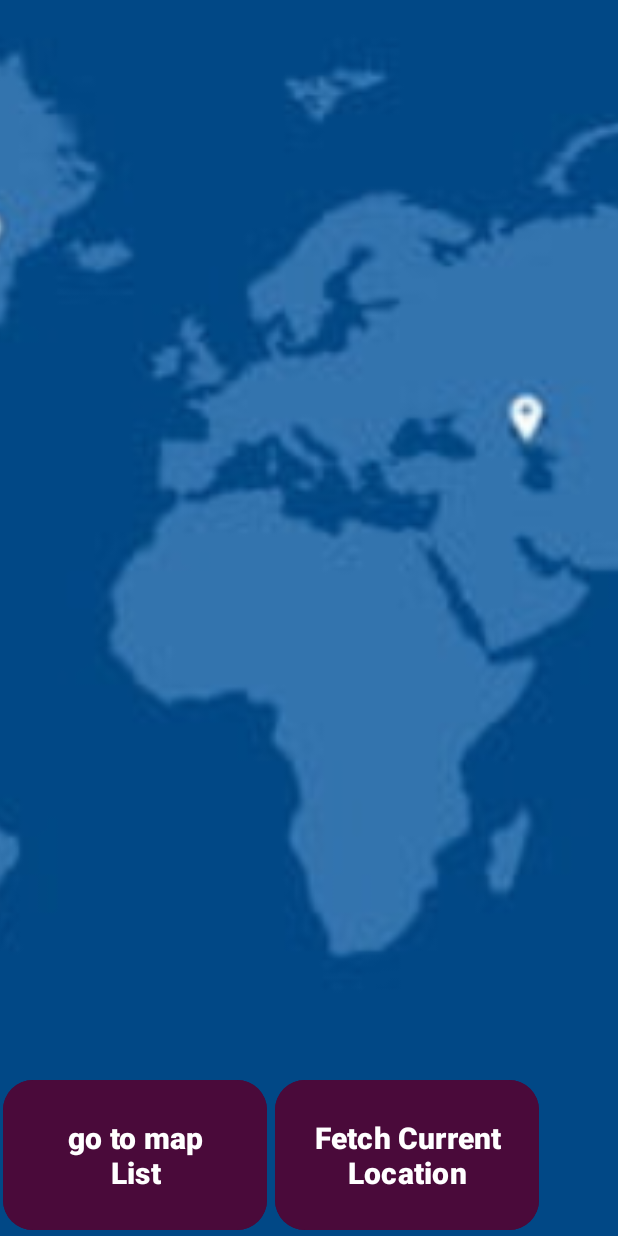
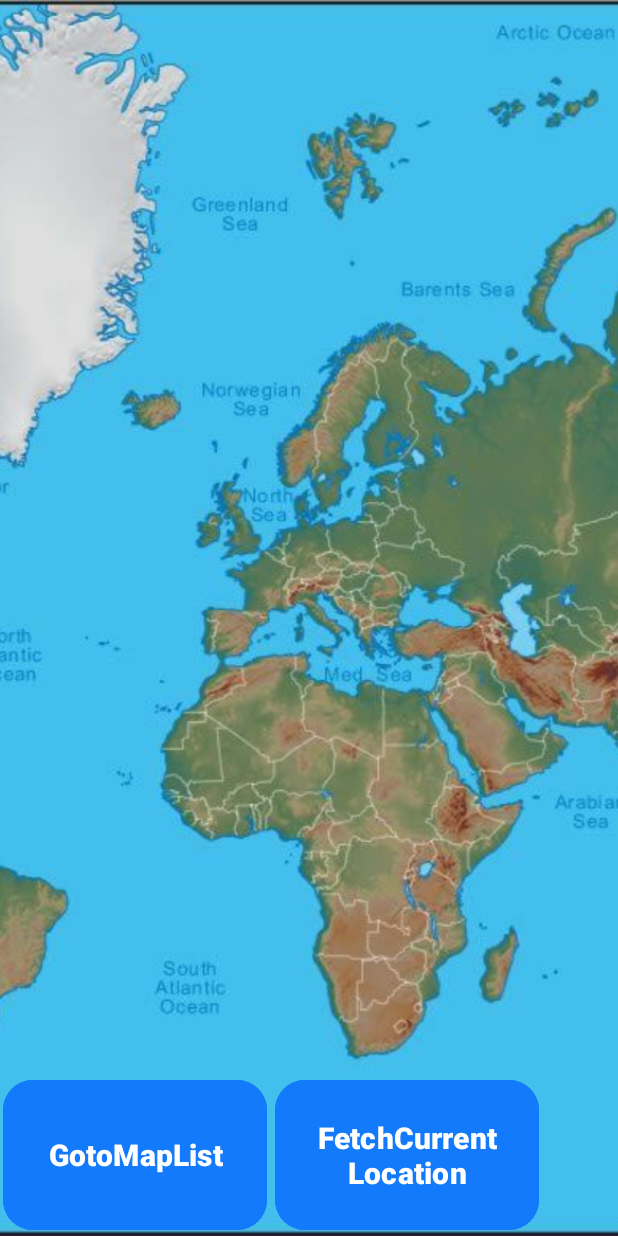
Before and after one commit to manikandanayyapppan/MapAssesmentTask, an Android app: the screen it shows after launch (MainActivity), on a phone screen of 412 x 824 dp. Run offline under Robolectric (Android 15) with nearby library versions, the light colour scheme and no system bars.

Commit message:
change the map code complited

```diff
--- a/app/src/main/res/layout/activity_main.xml
+++ b/app/src/main/res/layout/activity_main.xml
@@ -11,18 +11,18 @@
         android:layout_width="match_parent"
         android:layout_height="match_parent"
         android:scaleType="centerCrop"
-        android:src="@drawable/ic_imag" />
+        android:src="@drawable/image5"/>
 
 
     <com.google.android.material.button.MaterialButton
         android:layout_width="176dp"
         android:layout_height="108dp"
         android:id="@+id/uiBtnFetchLocation"
-        android:text="go to map List"
+        android:text="@string/GotoMapList"
         android:textSize="20sp"
         android:textStyle="bold"
         app:cornerRadius="20dp"
-        android:backgroundTint="@color/violet"
+        android:backgroundTint="@color/blue"
         android:layout_marginStart="2dp"
         android:textColor="@color/white"
         app:layout_constraintStart_toStartOf="parent"
@@ -31,10 +31,10 @@
         android:layout_width="176dp"
         android:layout_height="108dp"
         android:id="@+id/uiBtnMapList"
-        android:text="Fetch Current Location"
+        android:text="@string/FetchCurrentLocation"
         android:textSize="20sp"
         android:textStyle="bold"
-        android:backgroundTint="@color/violet"
+        android:backgroundTint="@color/blue"
         android:layout_marginStart="5dp"
         app:cornerRadius="20dp"
         android:textColor="@color/white"
--- a/app/src/main/res/layout/activity_map_list.xml
+++ b/app/src/main/res/layout/activity_map_list.xml
@@ -10,7 +10,7 @@
         android:id="@+id/uiToolBar"
         android:layout_height="wrap_content"
         app:layout_constraintTop_toTopOf="parent"
-        android:background="@color/plum_purple"
+        android:background="#ADD8E6"
         app:layout_constraintStart_toStartOf="parent"
         >
         <androidx.appcompat.widget.AppCompatImageView
@@ -19,7 +19,7 @@
             android:layout_height="wrap_content"
             android:layout_margin="16dp"
             android:src="@drawable/ic_back"
-            app:tint="@color/white"
+            app:tint="@color/black"
             app:layout_constraintTop_toTopOf="parent"
             app:layout_constraintStart_toStartOf="parent"/>
 
@@ -31,7 +31,7 @@
             android:textSize="20dp"
             android:textAlignment="center"
             android:maxLines="1"
-            android:textColor="@color/white"
+            android:textColor="@color/black"
             android:layout_marginEnd="20dp"
             app:layout_constraintStart_toStartOf="@id/uiIvBackButton"
             app:layout_constraintTop_toTopOf="@id/uiIvBackButton"
--- a/app/src/main/res/values/colors.xml
+++ b/app/src/main/res/values/colors.xml
@@ -29,4 +29,5 @@
     <color name="yellow">#FFFFF3CD</color>
     <color name="plum_purple">#7C035D</color>
     <color name="violet">#4A0A3A</color>
+    <color name="blue">#147AFC</color>
 </resources>
--- a/app/src/main/res/values/strings.xml
+++ b/app/src/main/res/values/strings.xml
@@ -2,4 +2,11 @@
     <string name="app_name">MapAssessmentTask</string>
     <string name="msg_no_internet">No internet connection</string>
     <string name="msg_no_data">No data available</string>
+    <string name="go_to_map_list">No data available</string>
+    <string name="gotomaplist">go to map list</string>
+    <string name="gotomapList">gotomapList</string>
+    <string name="GotoMapList">GotoMapList</string>
+    <string name="Fetch_Corrent_Location">Fetch_Current_Location</string>
+    <string name="FetchCorrentLocation">FetchCorentLocation</string>
+    <string name="FetchCurrentLocation">FetchCurrentLocation</string>
 </resources>
```
Also changed, not shown: app/src/main/res/drawable/ic_warld.webp (added), app/src/main/res/drawable/image5.jpg (added), app/src/main/res/drawable/warld.jpg (added), 27 other files.
